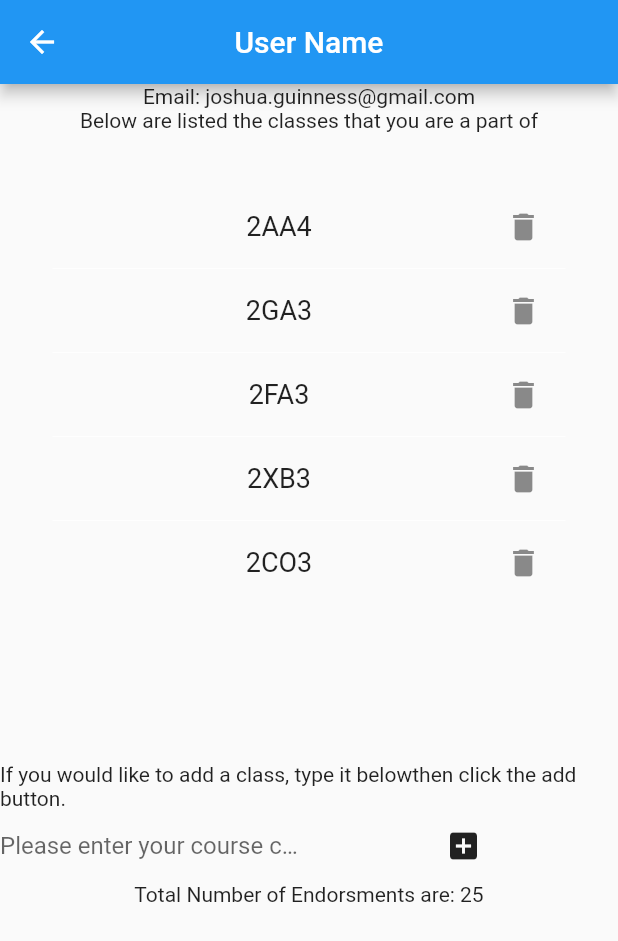
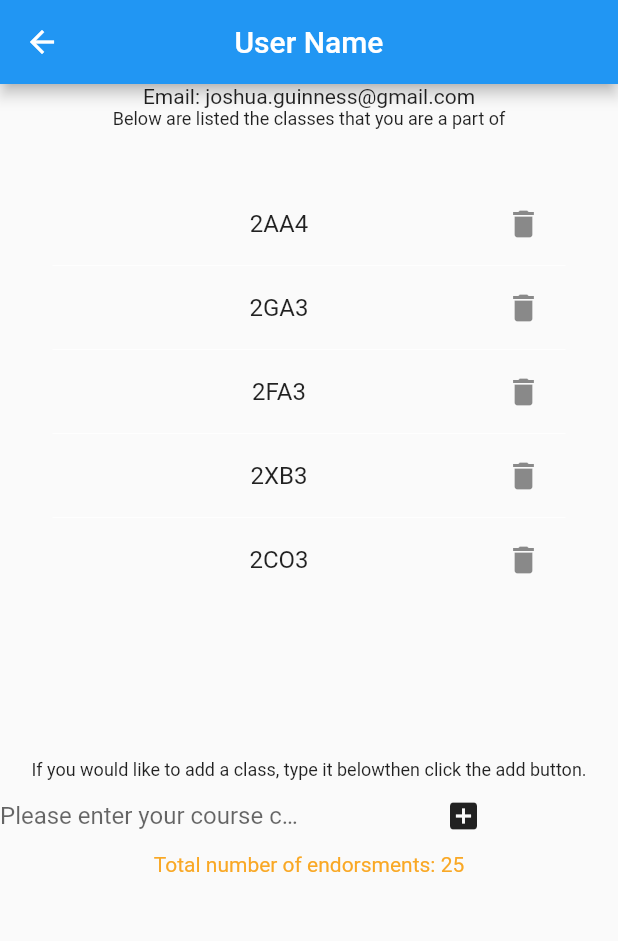
Before and after one commit to timothy-e/studyup, a Flutter app: the Profile screen opened directly, on a phone screen of 412 x 824 dp. Shown: the top 941 px of the screen. Run offline on Flutter 3.47's test engine with Material 2 defaults, Android fonts, the phone set to English and light mode, and no system bars; our stand-ins replace flutter_datetime_picker.

Commit message:
Added syling via color and font size

```diff
--- a/lib/profile.dart
+++ b/lib/profile.dart
@@ -7,7 +7,9 @@ class ProfileState extends State<Profile> {
   //final Set<String> listOfClasses = new Set<String>();
   final List<String> listOfClasses = <String>['2AA4',
   '2GA3', '2FA3', '2XB3', '2CO3'];
-  final TextStyle _biggerFont = const TextStyle(fontSize: 18.0);
+  final TextStyle _courseFont = const TextStyle(fontSize: 16.0);
+  final TextStyle _instructionFont = const TextStyle(fontSize: 12.0);
+  final TextStyle _infoFont = const TextStyle(fontSize: 14.0);
   final myController = TextEditingController();
 
   Widget build(BuildContext context) {
@@ -16,15 +18,15 @@ class ProfileState extends State<Profile> {
         appBar: AppBar(centerTitle: true, title: Text('User Name')),
         body: Column(
           children: <Widget>[
-            Text('Email: joshua.guinness@gmail.com'),
-            Text('Below are listed the classes that you are a part of'),
+            Text('Email: joshua.guinness@gmail.com', style: _infoFont),
+            Text('Below are listed the classes that you are a part of', style: _instructionFont),
             Container(
                 margin: const EdgeInsets.all(10.0),
                 height: 400.0,
                 child: _buildClasses()
             ),
             Text('If you would like to add a class, type it below'
-                'then click the add button.'),
+                'then click the add button.', style: _instructionFont),
             Row(
               children: <Widget>[
                 Expanded(
@@ -47,7 +49,8 @@ class ProfileState extends State<Profile> {
                 )
               ],
             ),
-            Text('Total Number of Endorsments are: 25')
+            Text('Total number of endorsments: 25',
+              style: TextStyle(color: Colors.yellow[800], fontSize: 14.0))
           ],
         )
     );
@@ -74,7 +77,7 @@ class ProfileState extends State<Profile> {
         title: Center(
             child: Text(
               classes,
-              style: _biggerFont,
+              style: _courseFont,
             )
         ),
         trailing: new Icon(
```
Also changed, not shown: lib/new-study-session.dart (+8 -6 lines).
